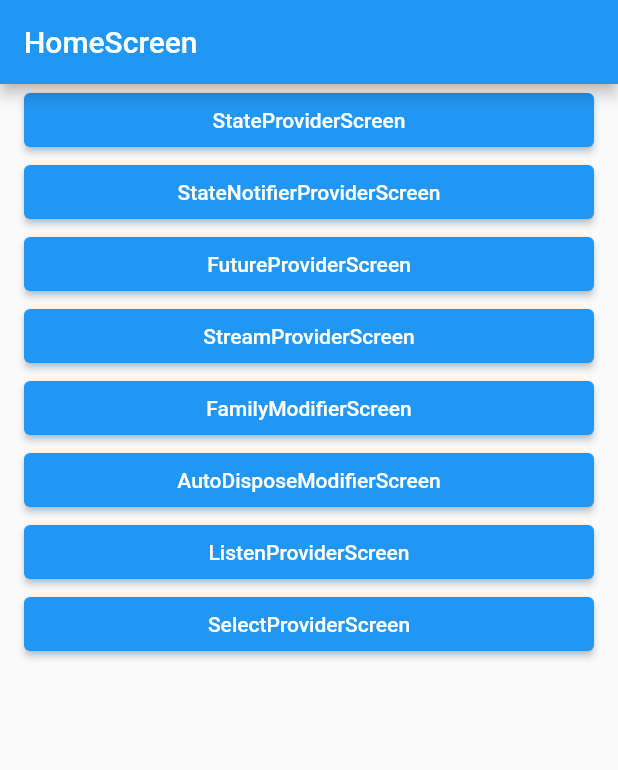
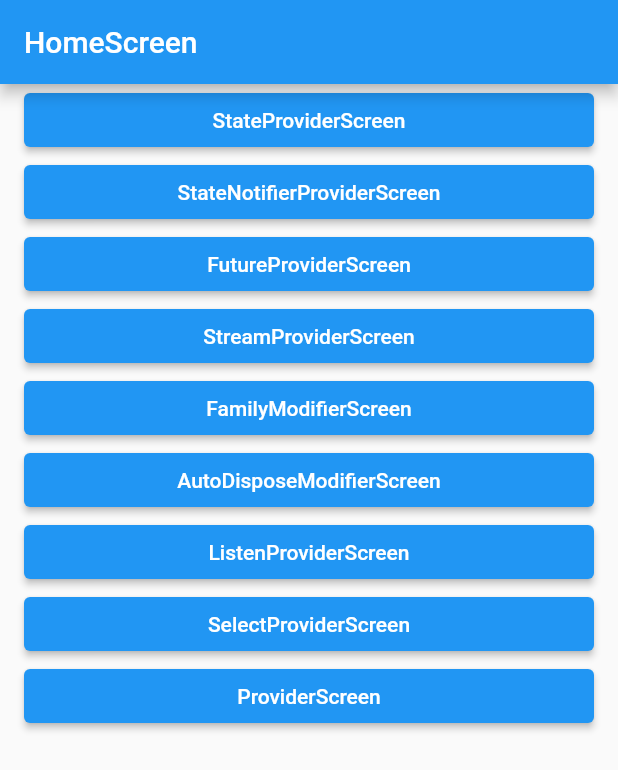
Before and after one commit to nimoseel/Riverpod, a Flutter app: the screen it shows after launch, on a phone screen of 412 x 824 dp. Shown: the top 770 px of the screen. Run offline on Flutter 3.47's test engine with Material 2 defaults, Android fonts, the phone set to English and light mode, and no system bars; our stand-ins replace flutter_riverpod.

```diff
--- a/lib/screen/home_screen.dart
+++ b/lib/screen/home_screen.dart
@@ -4,6 +4,7 @@ import 'package:r_study/screen/auto_dispose_modifier_screen.dart';
 import 'package:r_study/screen/family_modifier_screen.dart';
 import 'package:r_study/screen/future_provider_screen.dart';
 import 'package:r_study/screen/listen_provider_screen.dart';
+import 'package:r_study/screen/provider_screen.dart';
 import 'package:r_study/screen/select_provider_screen.dart';
 import 'package:r_study/screen/state_notifier_provider_screen.dart';
 import 'package:r_study/screen/state_provider_screen.dart';
@@ -98,6 +99,16 @@ class HomeScreen extends StatelessWidget {
             },
             child: Text('SelectProviderScreen'),
           ),
+          ElevatedButton(
+            onPressed: () {
+              Navigator.of(context).push(
+                MaterialPageRoute(
+                  builder: (_) => ProviderScreen(),
+                ),
+              );
+            },
+            child: Text('ProviderScreen'),
+          ),
         ],
       ),
     );
```
